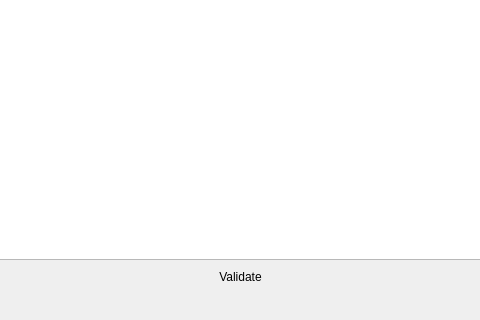
This is Multispeaker/MultiSpeakerServer/MultiSpeakerServer.ui in pnnl/ms-speak as Qt 5 draws it before an edit; both pictures show x 131 to 611 and y 304 to 624 of the 743 by 624 pixel window. The edited form follows.
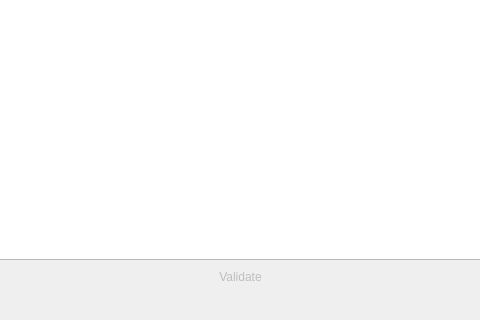
This is the edited form.

```diff
--- a/Multispeaker/MultiSpeakerServer/MultiSpeakerServer.ui
+++ b/Multispeaker/MultiSpeakerServer/MultiSpeakerServer.ui
@@ -308,6 +308,9 @@
       </item>
       <item>
        <widget class="QToolButton" name="btnValid8">
+        <property name="enabled">
+         <bool>false</bool>
+        </property>
         <property name="toolTip">
          <string>Click to Export to file</string>
         </property>
```
Left out of the diff: 2 changed lines with no effect on the pictures.
